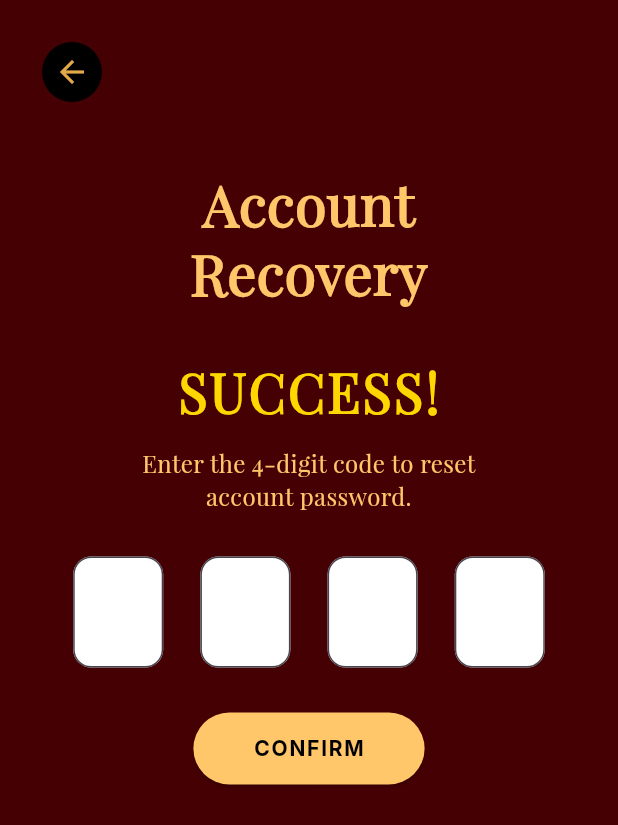
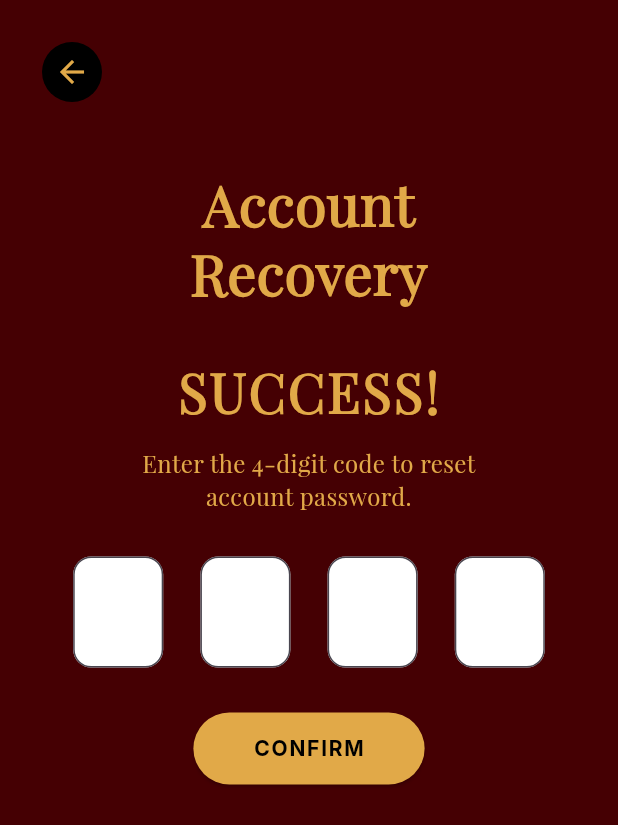
Before and after one commit to DaMasterofPuppets/Mob_Prog, a Flutter app: the ForgotPassVerify screen opened by its route, on a phone screen of 412 x 824 dp. Shown: the top 825 px of the screen. Run offline on Flutter 3.47's test engine with Material 3 defaults, Android fonts, the phone set to English and light mode, and no system bars; our stand-ins replace image_picker.

Commit message:
back end and color consistencies
added back end, fixed all the neon oranges into the soft ochre

```diff
--- a/lib/screens/login/forgot_password/forgot_password.dart
+++ b/lib/screens/login/forgot_password/forgot_password.dart
@@ -97,7 +97,7 @@ class _ForgotPasswordState extends State<ForgotPassword> {
                     'Account\nRecovery',
                     textAlign: TextAlign.center,
                     style: TextStyle(
-                      color: Color(0xFFFFC76A),
+                      color: Color(0xFFE1A948),
                       fontSize: 38,
                       fontFamily: 'PlayfairDisplay',
                       fontWeight: FontWeight.bold,
@@ -111,7 +111,7 @@ class _ForgotPasswordState extends State<ForgotPassword> {
                     'Enter email linked to that\naccount to receive a\nverification code',
                     textAlign: TextAlign.center,
                     style: TextStyle(
-                      color: Color(0xFFFFC76A),
+                      color: Color(0xFFE1A948),
                       fontSize: 16,
                       fontFamily: 'PlayfairDisplay',
                       height: 1.4,
@@ -141,7 +141,7 @@ class _ForgotPasswordState extends State<ForgotPassword> {
                       : ElevatedButton(
                           onPressed: _onConfirm,
                           style: ElevatedButton.styleFrom(
-                            backgroundColor: const Color(0xFFFFC76A),
+                            backgroundColor: const Color(0xFFE1A948),
                             foregroundColor: Colors.black,
                             padding: const EdgeInsets.symmetric(
                                 horizontal: 40, vertical: 14),
--- a/lib/screens/login/forgot_password/fp_resetpass.dart
+++ b/lib/screens/login/forgot_password/fp_resetpass.dart
@@ -84,7 +84,7 @@ class _ForgotPassResetState extends State<ForgotPassReset> {
                         fontSize: 38,
                         fontFamily: 'PlayfairDisplay',
                         fontWeight: FontWeight.bold,
-                        color: Color(0xFFFFC857),
+                        color: Color(0xFFE1A948),
                       ),
                     ),
                     Text(
@@ -93,7 +93,7 @@ class _ForgotPassResetState extends State<ForgotPassReset> {
                         fontSize: 38,
                         fontFamily: 'PlayfairDisplay',
                         fontWeight: FontWeight.bold,
-                        color: Color(0xFFFFC857),
+                        color: Color(0xFFE1A948),
                       ),
                     ),
                   ],
@@ -106,7 +106,7 @@ class _ForgotPassResetState extends State<ForgotPassReset> {
                 child: Text(
                   'Enter New Password',
                   style: TextStyle(
-                    color: Color(0xFFFFC857),
+                    color: Color(0xFFE1A948),
                     fontFamily: 'PlayfairDisplay',
                     fontSize: 16,
                   ),
--- a/lib/screens/login/forgot_password/fp_verify.dart
+++ b/lib/screens/login/forgot_password/fp_verify.dart
@@ -86,7 +86,7 @@ class _ForgotPassVerifyState extends State<ForgotPassVerify> {
                   'Account\nRecovery',
                   textAlign: TextAlign.center,
                   style: TextStyle(
-                    color: Color(0xFFFFC76A),
+                    color: Color(0xFFE1A948),
                     fontSize: 38,
                     fontFamily: 'PlayfairDisplay',
                     fontWeight: FontWeight.bold,
@@ -101,7 +101,7 @@ class _ForgotPassVerifyState extends State<ForgotPassVerify> {
                     Text(
                       'SUCCESS!',
                       style: TextStyle(
-                        color: Color(0xFFFFD700),
+                        color: Color(0xFFE1A948),
                         fontSize: 36,
                         fontFamily: 'PlayfairDisplay',
                         fontWeight: FontWeight.w900,
@@ -113,7 +113,7 @@ class _ForgotPassVerifyState extends State<ForgotPassVerify> {
                       'Enter the 4-digit code to reset\naccount password.',
                       textAlign: TextAlign.center,
                       style: TextStyle(
-                        color: Color(0xFFFFC76A),
+                        color: Color(0xFFE1A948),
                         fontFamily: 'PlayfairDisplay',
                         fontSize: 16,
                         height: 1.4,
@@ -132,7 +132,7 @@ class _ForgotPassVerifyState extends State<ForgotPassVerify> {
                 child: ElevatedButton(
                   onPressed: _onConfirm,
                   style: ElevatedButton.styleFrom(
-                    backgroundColor: const Color(0xFFFFC76A),
+                    backgroundColor: const Color(0xFFE1A948),
                     foregroundColor: Colors.black,
                     padding: const EdgeInsets.symmetric(
                         horizontal: 40, vertical: 14),
--- a/lib/screens/login/sign_up/account_created.dart
+++ b/lib/screens/login/sign_up/account_created.dart
@@ -14,7 +14,7 @@ class AccountCreatedPage extends StatelessWidget {
             const Text(
               'Congrats! ✅',
               style: TextStyle(
-                color: Color(0xFFFFD700),
+                color: Color(0xFFE1A948),
                 fontSize: 48,
                 fontFamily: 'PlayfairDisplay',
                 fontWeight: FontWeight.bold,
@@ -25,7 +25,7 @@ class AccountCreatedPage extends StatelessWidget {
               'Your account has\nbeen created\nsuccessfully!',
               textAlign: TextAlign.center,
               style: TextStyle(
-                color: Color(0xFFFFD700),
+                color: Color(0xFFE1A948),
                 fontFamily: 'PlayfairDisplay',
                 fontSize: 24,
               ),
--- a/pubspec.yaml
+++ b/pubspec.yaml
@@ -14,6 +14,8 @@ dependencies:
 
   cupertino_icons: ^1.0.8
   intl: ^0.20.2
+  firebase_core: ^3.6.0
+  cloud_firestore: ^5.4.4
 
 dev_dependencies:
   flutter_test:
```
Also changed, not shown: lib/screens/login/sign_up/confirmation_screen.dart (+4 -4 lines), lib/screens/login/sign_up/create_account_screen.dart (+4 -4 lines), pubspec.lock, 8 other files.
